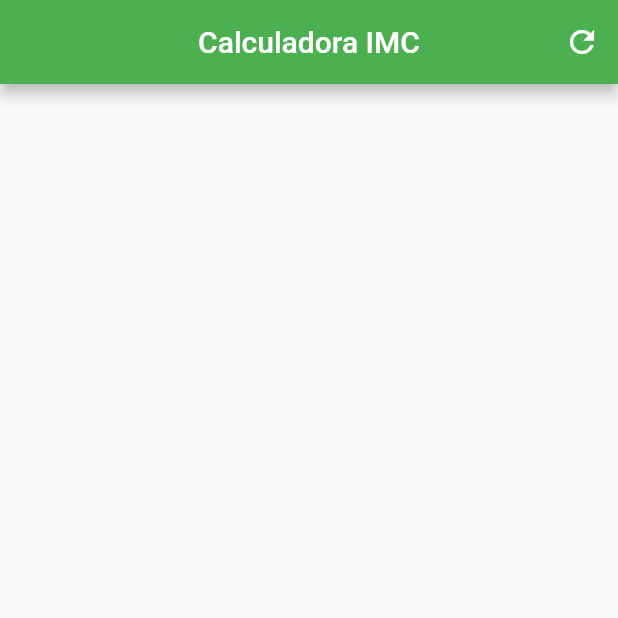
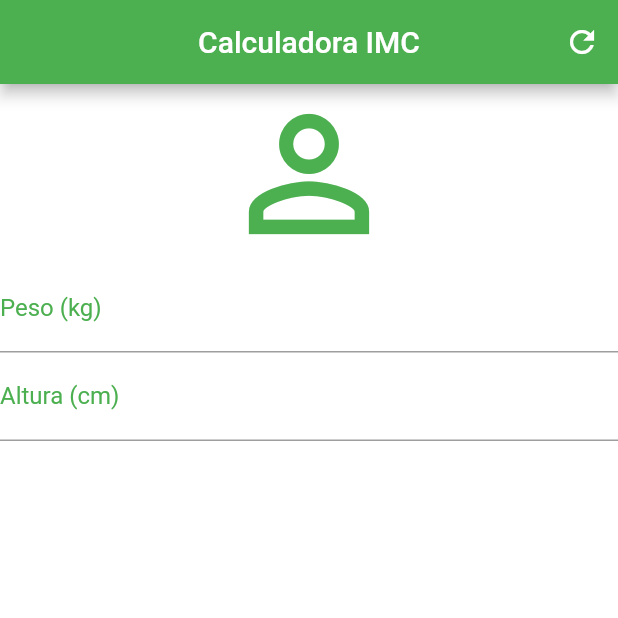
Before and after one commit to AlexandreFerreira97/calculadora_imc, a Flutter app: the screen it shows after launch, on a phone screen of 412 x 824 dp, the top half of it. Run offline on Flutter 3.47's test engine with Material 2 defaults, Android fonts, the phone set to English and light mode, and no system bars.

Commit message:
Update main.dart

```diff
--- a/lib/main.dart
+++ b/lib/main.dart
@@ -19,13 +19,42 @@ class _HomeState extends State<Home> {
         title: const Text("Calculadora IMC"),
         centerTitle: true,
         backgroundColor: Colors.green,
-        actions:[
+        actions: [
           IconButton(
             icon: const Icon(Icons.refresh),
             onPressed: () {},
           ),
         ],
       ),
+      backgroundColor: Colors.white,
+      body: const Column(
+        crossAxisAlignment: CrossAxisAlignment.stretch,
+        children: <Widget>[
+          Icon(
+            Icons.person_outline,
+            size: 120.0,
+            color: (Colors.green),
+          ),
+          TextField(
+            keyboardType: TextInputType.number,
+            decoration: InputDecoration(
+              labelText: "Peso (kg)",
+              labelStyle: TextStyle(color: Colors.green),
+            ),
+            textAlign: TextAlign.center,
+            style: TextStyle(color: Colors.green),
+          ),
+          TextField(
+            keyboardType: TextInputType.number,
+            decoration: InputDecoration(
+              labelText: "Altura (cm)",
+              labelStyle: TextStyle(color: Colors.green),
+            ),
+            textAlign: TextAlign.center,
+            style: TextStyle(color: Colors.green),
+          ),
+        ],
+      ),
     );
   }
 }
```
